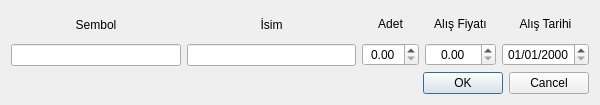
Qt form gui/createdialog.ui (cihansenyuz/tax-calc) before a commit.
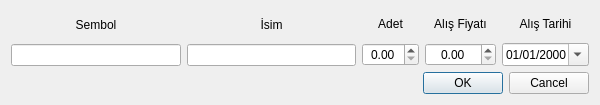
The same form after that commit.

Commit message:
ui: Add calendar popup to create dialog date picker
- Enable calendar popup for buy date selection in CreateDialog
- Improve user experience for date input with visual calendar widget

Diff of the .ui file:
```diff
--- a/gui/createdialog.ui
+++ b/gui/createdialog.ui
@@ -144,6 +144,9 @@
          <property name="displayFormat">
           <string>dd/MM/yyyy</string>
          </property>
+         <property name="calendarPopup">
+          <bool>true</bool>
+         </property>
         </widget>
        </item>
       </layout>
```
